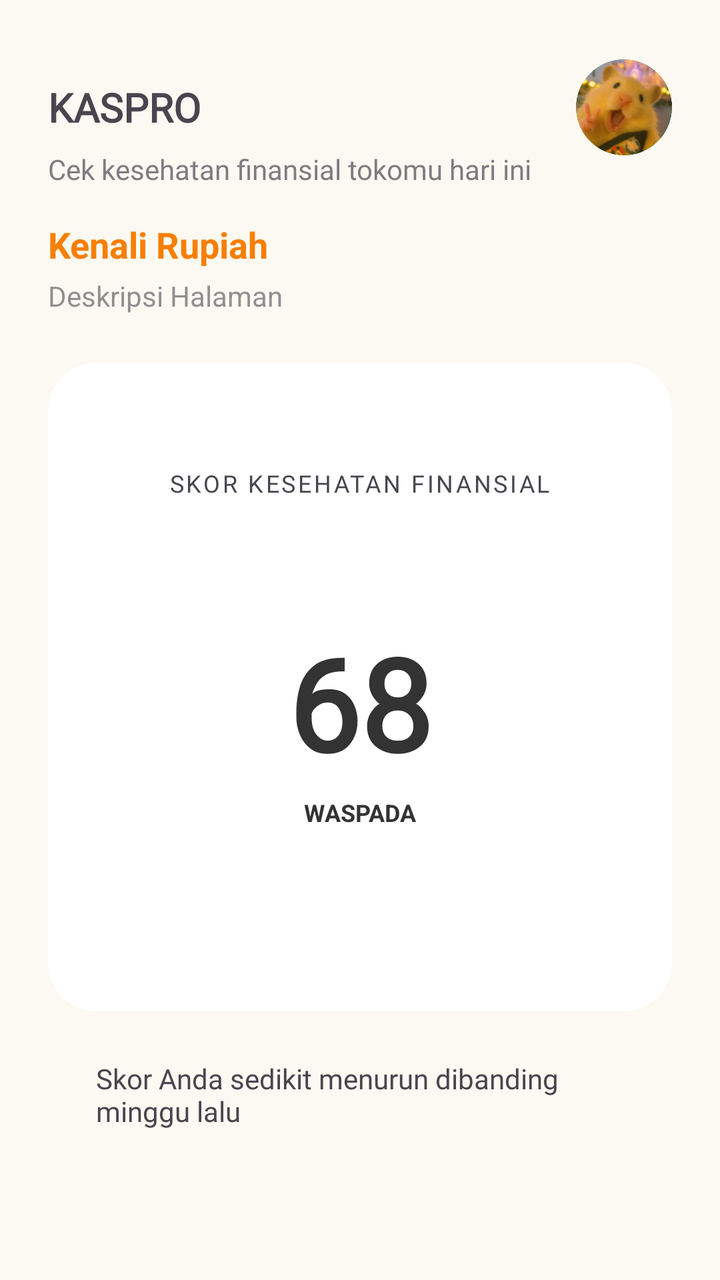
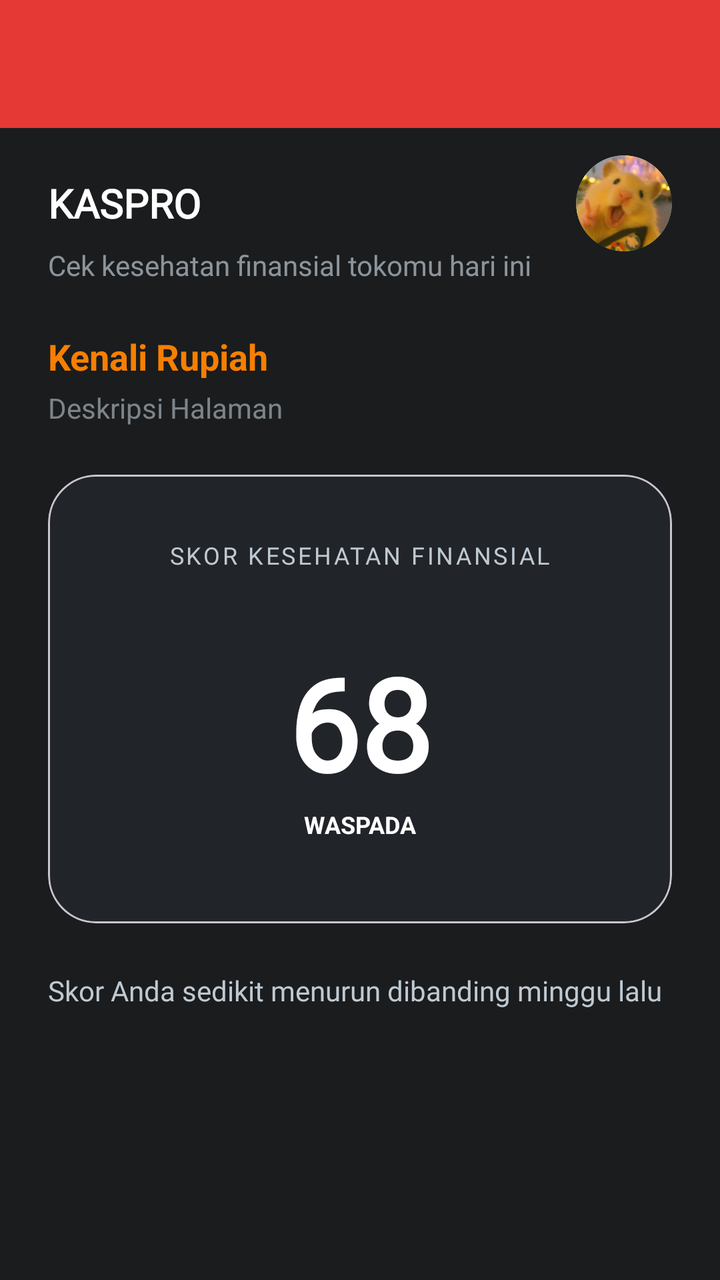

Compare the two renders of this Android layout. The source of the first and the diff that turns it into the second are given below.
<!-- AndroidManifest.xml: application theme Theme.Therehelp -->
<!-- res/layout/activity_login_result.xml -->
<?xml version="1.0" encoding="utf-8"?>
<androidx.constraintlayout.widget.ConstraintLayout xmlns:android="http://schemas.android.com/apk/res/android"
    xmlns:app="http://schemas.android.com/apk/res-auto"
    xmlns:tools="http://schemas.android.com/tools"
    android:id="@+id/main"
    android:layout_width="match_parent"
    android:layout_height="match_parent"
    android:padding="24dp"
    android:background="@color/bg_secondary"
    tools:context=".pertemuan_3.LoginResultActivity">

    <TextView
        android:id="@+id/nama"
        android:layout_width="0dp"
        android:layout_height="wrap_content"
        android:layout_marginTop="16dp"
        android:fontFamily="@font/inter_variablefont"
        android:text="@string/nama"
        android:textSize="20sp"
        android:textStyle="bold"
        app:layout_constraintEnd_toStartOf="@+id/profil"
        app:layout_constraintStart_toStartOf="parent"
        app:layout_constraintTop_toTopOf="parent" />

    <ImageView
        android:id="@+id/profil"
        android:layout_width="48dp"
        android:layout_height="48dp"
        app:layout_constraintBottom_toBottomOf="@+id/nama"
        app:layout_constraintEnd_toEndOf="parent"
        app:layout_constraintTop_toTopOf="@+id/nama"
        app:srcCompat="@drawable/profil" />

    <TextView
        android:id="@+id/subheading"
        android:layout_width="0dp"
        android:layout_height="wrap_content"
        android:layout_marginTop="8dp"
        android:fontFamily="@font/inter_variablefont"
        android:text="@string/sub_judul"
        android:textSize="14sp"
        android:alpha="0.7"
        app:layout_constraintEnd_toEndOf="parent"
        app:layout_constraintStart_toStartOf="parent"
        app:layout_constraintTop_toBottomOf="@+id/nama" />

    <TextView
        android:id="@+id/tvJudulHalaman"
        android:layout_width="0dp"
        android:layout_height="wrap_content"
        android:layout_marginTop="16dp"
        android:text="@string/placeholder_judul"
        android:textColor="@color/warning"
        android:textSize="18sp"
        android:textStyle="bold"
        app:layout_constraintEnd_toEndOf="parent"
        app:layout_constraintStart_toStartOf="parent"
        app:layout_constraintTop_toBottomOf="@+id/subheading" />

    <TextView
        android:id="@+id/tvDescHalaman"
        android:layout_width="0dp"
        android:layout_height="wrap_content"
        android:layout_marginTop="4dp"
        android:text="@string/placeholder_desc"
        android:textSize="14sp"
        android:alpha="0.6"
        app:layout_constraintEnd_toEndOf="parent"
        app:layout_constraintStart_toStartOf="parent"
        app:layout_constraintTop_toBottomOf="@+id/tvJudulHalaman" />

    <com.google.android.material.card.MaterialCardView
        android:id="@+id/cardScore"
        android:layout_width="match_parent"
        android:layout_height="wrap_content"
        android:layout_marginTop="24dp"
        app:cardBackgroundColor="@color/white"
        app:cardCornerRadius="24dp"
        app:cardElevation="0dp"
        app:strokeWidth="0dp"
        app:layout_constraintTop_toBottomOf="@+id/tvDescHalaman">

        <androidx.constraintlayout.widget.ConstraintLayout
            android:layout_width="match_parent"
            android:layout_height="wrap_content"
            android:padding="32dp"
            android:layout_margin="20dp">

            <TextView
                android:id="@+id/judulskor"
                android:layout_width="wrap_content"
                android:layout_height="wrap_content"
                android:fontFamily="@font/inter_variablefont"
                android:letterSpacing="0.1"
                android:text="@string/skor"
                android:textAllCaps="true"
                android:textSize="12sp"
                app:layout_constraintEnd_toEndOf="parent"
                app:layout_constraintStart_toStartOf="parent"
                app:layout_constraintTop_toTopOf="parent" />

            <FrameLayout
                android:id="@+id/containerSkor"
                android:layout_width="180dp"
                android:layout_height="180dp"
                android:layout_marginTop="24dp"
                app:layout_constraintEnd_toEndOf="parent"
                app:layout_constraintStart_toStartOf="parent"
                app:layout_constraintTop_toBottomOf="@+id/judulskor">

                <LinearLayout
                    android:layout_width="wrap_content"
                    android:layout_height="wrap_content"
                    android:layout_gravity="center"
                    android:gravity="center"
                    android:orientation="vertical">

                    <TextView
                        android:id="@+id/angka"
                        android:layout_width="wrap_content"
                        android:layout_height="wrap_content"
                        android:fontFamily="@font/inter_variablefont"
                        android:text="@string/angka"
                        android:textColor="@color/text_dark"
                        android:textSize="64sp"
                        android:textStyle="bold" />

                    <TextView
                        android:id="@+id/warning"
                        android:layout_width="wrap_content"
                        android:layout_height="wrap_content"
                        android:paddingHorizontal="16dp"
                        android:paddingVertical="4dp"
                        android:text="@string/warning_text"
                        android:textColor="@color/text_dark"
                        android:textSize="12sp"
                        android:textStyle="bold" />
                </LinearLayout>
            </FrameLayout>

        </androidx.constraintlayout.widget.ConstraintLayout>
    </com.google.android.material.card.MaterialCardView>

    <TextView
        android:id="@+id/textView7"
        android:layout_width="0dp"
        android:layout_height="wrap_content"
        android:layout_marginTop="24dp"
        android:layout_marginHorizontal="24dp"
        android:fontFamily="@font/inter_variablefont"
        android:text="@string/caption"
        android:textSize="14sp"
        app:layout_constraintEnd_toEndOf="parent"
        app:layout_constraintStart_toStartOf="parent"
        app:layout_constraintTop_toBottomOf="@+id/cardScore" />

</androidx.constraintlayout.widget.ConstraintLayout>
<!-- resources referenced by this layout -->
<resources>
  <color name="bg_secondary">#FCF9F2</color>
  <color name="text_dark">#333333</color>
  <color name="warning">#F77F00</color>
  <color name="white">#FFFFFFFF</color>
  <!-- drawable profil: png bitmap (drawable, 302415 bytes) -->
  <string name="angka">68</string>
  <string name="caption">Skor Anda sedikit menurun dibanding minggu lalu</string>
  <string name="nama">KASPRO</string>
  <string name="placeholder_desc">Deskripsi Halaman</string>
  <string name="placeholder_judul">Kenali Rupiah</string>
  <string name="skor">SKOR KESEHATAN FINANSIAL</string>
  <string name="sub_judul">Cek kesehatan finansial tokomu hari ini</string>
  <string name="warning_text">WASPADA</string>
  <style name="Theme.Therehelp" parent="Base.Theme.Therehelp" />
  <style name="Base.Theme.Therehelp" parent="Theme.Material3.DayNight.NoActionBar">
          
          
      </style>
</resources>

<!-- the commit's change to res/layout/activity_login_result.xml (unified diff, before → after) -->
@@ -1,31 +1,50 @@
 <?xml version="1.0" encoding="utf-8"?>
-<androidx.constraintlayout.widget.ConstraintLayout xmlns:android="http://schemas.android.com/apk/res/android"
+<androidx.constraintlayout.widget.ConstraintLayout
+    xmlns:android="http://schemas.android.com/apk/res/android"
     xmlns:app="http://schemas.android.com/apk/res-auto"
     xmlns:tools="http://schemas.android.com/tools"
     android:id="@+id/main"
     android:layout_width="match_parent"
     android:layout_height="match_parent"
-    android:padding="24dp"
-    android:background="@color/bg_secondary"
+    android:background="@color/bina_desa_dark_grey"
     tools:context=".pertemuan_3.LoginResultActivity">
+
+    <com.google.android.material.appbar.AppBarLayout
+        android:id="@+id/appBarLayout"
+        android:layout_width="match_parent"
+        android:layout_height="wrap_content"
+        app:layout_constraintTop_toTopOf="parent">
+
+        <androidx.appcompat.widget.Toolbar
+            android:id="@+id/toolbar"
+            android:layout_width="match_parent"
+            android:layout_height="?attr/actionBarSize"
+            android:background="@color/bina_desa_red"
+            app:titleTextColor="@color/white"
+            tools:title="Hasil Skor" />
+
+    </com.google.android.material.appbar.AppBarLayout>
 
     <TextView
         android:id="@+id/nama"
         android:layout_width="0dp"
         android:layout_height="wrap_content"
-        android:layout_marginTop="16dp"
+        android:layout_marginTop="24dp"
+        android:layout_marginStart="24dp"
         android:fontFamily="@font/inter_variablefont"
         android:text="@string/nama"
+        android:textColor="@color/white"
         android:textSize="20sp"
         android:textStyle="bold"
         app:layout_constraintEnd_toStartOf="@+id/profil"
         app:layout_constraintStart_toStartOf="parent"
-        app:layout_constraintTop_toTopOf="parent" />
+        app:layout_constraintTop_toBottomOf="@+id/appBarLayout" />
 
     <ImageView
         android:id="@+id/profil"
         android:layout_width="48dp"
         android:layout_height="48dp"
+        android:layout_marginEnd="24dp"
         app:layout_constraintBottom_toBottomOf="@+id/nama"
         app:layout_constraintEnd_toEndOf="parent"
         app:layout_constraintTop_toTopOf="@+id/nama"
@@ -36,8 +55,10 @@
         android:layout_width="0dp"
         android:layout_height="wrap_content"
         android:layout_marginTop="8dp"
+        android:layout_marginHorizontal="24dp"
         android:fontFamily="@font/inter_variablefont"
         android:text="@string/sub_judul"
+        android:textColor="@color/text_grey"
         android:textSize="14sp"
         android:alpha="0.7"
         app:layout_constraintEnd_toEndOf="parent"
@@ -48,9 +69,10 @@
         android:id="@+id/tvJudulHalaman"
         android:layout_width="0dp"
         android:layout_height="wrap_content"
-        android:layout_marginTop="16dp"
+        android:layout_marginTop="24dp"
+        android:layout_marginHorizontal="24dp"
         android:text="@string/placeholder_judul"
-        android:textColor="@color/warning"
+        android:textColor="@color/status_proses"
         android:textSize="18sp"
         android:textStyle="bold"
         app:layout_constraintEnd_toEndOf="parent"
@@ -62,7 +84,9 @@
         android:layout_width="0dp"
         android:layout_height="wrap_content"
         android:layout_marginTop="4dp"
+        android:layout_marginHorizontal="24dp"
         android:text="@string/placeholder_desc"
+        android:textColor="@color/text_grey"
         android:textSize="14sp"
         android:alpha="0.6"
         app:layout_constraintEnd_toEndOf="parent"
@@ -74,17 +98,16 @@
         android:layout_width="match_parent"
         android:layout_height="wrap_content"
         android:layout_marginTop="24dp"
-        app:cardBackgroundColor="@color/white"
+        android:layout_marginHorizontal="24dp"
+        app:cardBackgroundColor="@color/bina_desa_card"
         app:cardCornerRadius="24dp"
         app:cardElevation="0dp"
-        app:strokeWidth="0dp"
         app:layout_constraintTop_toBottomOf="@+id/tvDescHalaman">
 
         <androidx.constraintlayout.widget.ConstraintLayout
             android:layout_width="match_parent"
             android:layout_height="wrap_content"
-            android:padding="32dp"
-            android:layout_margin="20dp">
+            android:padding="32dp">
 
             <TextView
                 android:id="@+id/judulskor"
@@ -93,6 +116,7 @@
                 android:fontFamily="@font/inter_variablefont"
                 android:letterSpacing="0.1"
                 android:text="@string/skor"
+                android:textColor="@color/text_grey"
                 android:textAllCaps="true"
                 android:textSize="12sp"
                 app:layout_constraintEnd_toEndOf="parent"
@@ -102,7 +126,7 @@
             <FrameLayout
                 android:id="@+id/containerSkor"
                 android:layout_width="180dp"
-                android:layout_height="180dp"
+                android:layout_height="120dp"
                 android:layout_marginTop="24dp"
                 app:layout_constraintEnd_toEndOf="parent"
                 app:layout_constraintStart_toStartOf="parent"
@@ -121,7 +145,7 @@
                         android:layout_height="wrap_content"
                         android:fontFamily="@font/inter_variablefont"
                         android:text="@string/angka"
-                        android:textColor="@color/text_dark"
+                        android:textColor="@color/white"
                         android:textSize="64sp"
                         android:textStyle="bold" />
 
@@ -129,10 +153,8 @@
                         android:id="@+id/warning"
                         android:layout_width="wrap_content"
                         android:layout_height="wrap_content"
-                        android:paddingHorizontal="16dp"
-                        android:paddingVertical="4dp"
                         android:text="@string/warning_text"
-                        android:textColor="@color/text_dark"
+                        android:textColor="@color/text_white"
                         android:textSize="12sp"
                         android:textStyle="bold" />
                 </LinearLayout>
@@ -147,8 +169,10 @@
         android:layout_height="wrap_content"
         android:layout_marginTop="24dp"
         android:layout_marginHorizontal="24dp"
+        android:layout_marginBottom="24dp"
         android:fontFamily="@font/inter_variablefont"
         android:text="@string/caption"
+        android:textColor="@color/text_grey"
         android:textSize="14sp"
         app:layout_constraintEnd_toEndOf="parent"
         app:layout_constraintStart_toStartOf="parent"
<!-- resource entries referenced after the edit -->
@@ -1,8 +1,11 @@
 <!-- resources referenced by this layout -->
 <resources>
-  <color name="bg_secondary">#FCF9F2</color>
-  <color name="text_dark">#333333</color>
-  <color name="warning">#F77F00</color>
+  <color name="bina_desa_card">#212429</color>
+  <color name="bina_desa_dark_grey">#1A1C1E</color>
+  <color name="bina_desa_red">#E53935</color>
+  <color name="status_proses">#F77F00</color>
+  <color name="text_grey">#BFC9D1</color>
+  <color name="text_white">#FFFFFF</color>
   <color name="white">#FFFFFFFF</color>
   <!-- drawable profil: png bitmap (drawable, 302415 bytes) -->
   <string name="angka">68</string>
